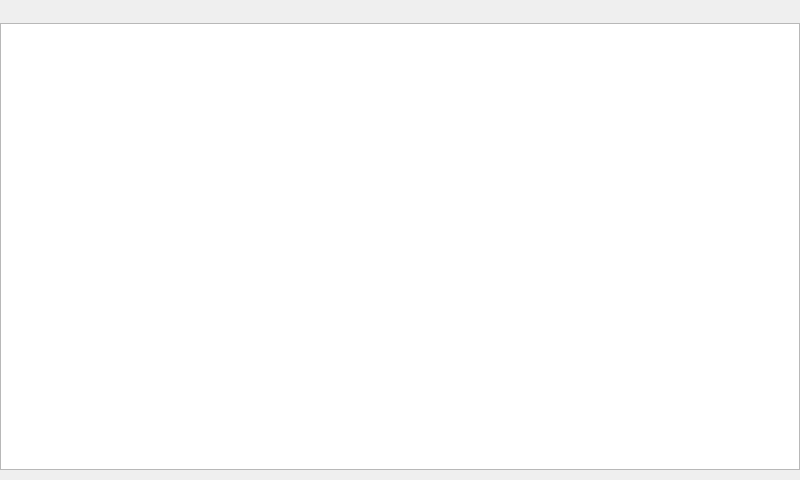
bigtreetech/OctoBTT, file filedialog.ui: the form before one commit.
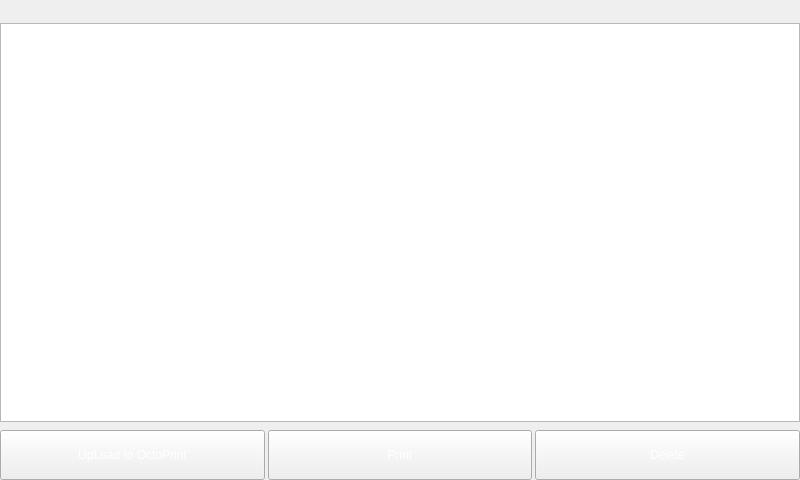
The form after the commit. Icons and pictures are not drawn.

```diff
--- a/filedialog.ui
+++ b/filedialog.ui
@@ -135,7 +135,7 @@
     </layout>
    </item>
    <item>
-    <layout class="QVBoxLayout" name="verticalLayout_3" stretch="0,0">
+    <layout class="QVBoxLayout" name="verticalLayout_3" stretch="1,0,0">
      <property name="spacing">
       <number>3</number>
      </property>
@@ -191,11 +191,93 @@
        <property name="sizeHint" stdset="0">
         <size>
          <width>20</width>
-         <height>10</height>
+         <height>5</height>
         </size>
        </property>
       </spacer>
      </item>
+     <item>
+      <layout class="QHBoxLayout" name="horizontalLayout_4">
+       <item>
+        <widget class="QPushButton" name="Btn_Upload">
+         <property name="minimumSize">
+          <size>
+           <width>0</width>
+           <height>50</height>
+          </size>
+         </property>
+         <property name="styleSheet">
+          <string notr="true">color: rgb(255, 255, 255);</string>
+         </property>
+         <property name="text">
+          <string>UpLoad to OctoPrint</string>
+         </property>
+         <property name="icon">
+          <iconset resource="assets.qrc">
+           <normaloff>:/assets/upload.svg</normaloff>:/assets/upload.svg</iconset>
+         </property>
+         <property name="iconSize">
+          <size>
+           <width>40</width>
+           <height>40</height>
+          </size>
+         </property>
+        </widget>
+       </item>
+       <item>
+        <widget class="QPushButton" name="Btn_Print">
+         <property name="minimumSize">
+          <size>
+           <width>0</width>
+           <height>50</height>
+          </size>
+         </property>
+         <property name="styleSheet">
+          <string notr="true">color: rgb(255, 255, 255);</string>
+         </property>
+         <property name="text">
+          <string>Print</string>
+         </property>
+         <property name="icon">
+          <iconset resource="assets.qrc">
+           <normaloff>:/assets/print.svg</normaloff>:/assets/print.svg</iconset>
+         </property>
+         <property name="iconSize">
+          <size>
+           <width>40</width>
+           <height>40</height>
+          </size>
+         </property>
+        </widget>
+       </item>
+       <item>
+        <widget class="QPushButton" name="Btn_Delete">
+         <property name="minimumSize">
+          <size>
+           <width>0</width>
+           <height>50</height>
+          </size>
+         </property>
+         <property name="styleSheet">
+          <string notr="true">color: rgb(255, 255, 255);</string>
+         </property>
+         <property name="text">
+          <string>Delete</string>
+         </property>
+         <property name="icon">
+          <iconset resource="assets.qrc">
+           <normaloff>:/assets/delete.svg</normaloff>:/assets/delete.svg</iconset>
+         </property>
+         <property name="iconSize">
+          <size>
+           <width>40</width>
+           <height>40</height>
+          </size>
+         </property>
+        </widget>
+       </item>
+      </layout>
+     </item>
     </layout>
    </item>
   </layout>
```
